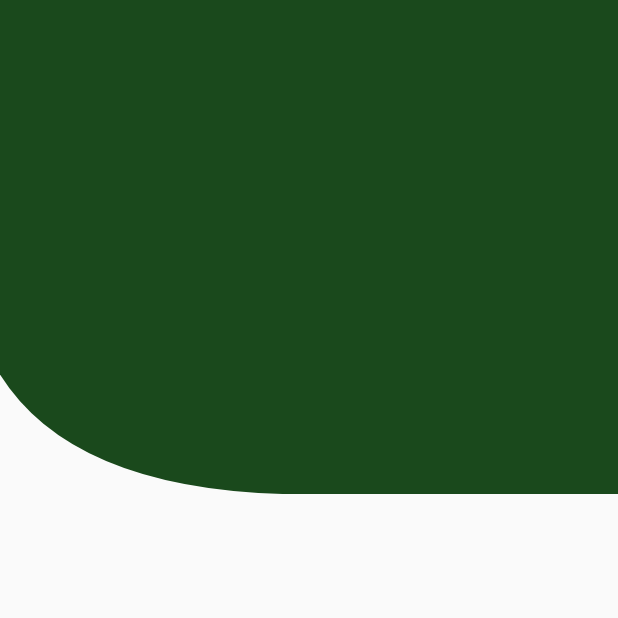
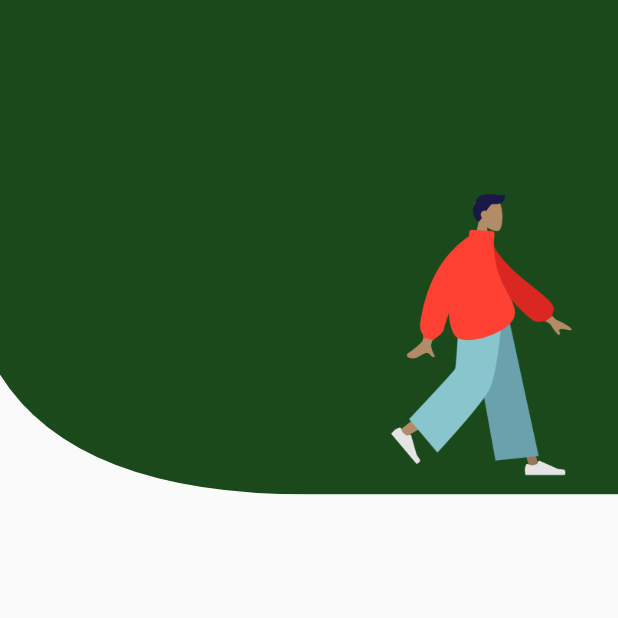
Before and after one commit to emilio-kariuki/ville, a Flutter app: the Overview screen opened directly, on a phone screen of 412 x 824 dp, the top half of it. Run offline on Flutter 3.47's test engine with Material 2 defaults, Android fonts, the light colour scheme and no system bars; our stand-ins replace curved_navigation_bar, dropdown_button2, fl_chart, geolocator, google_fonts, google_maps_flutter and 3 more; missing offline and left inert: colorful_safe_area, location_permissions.

Commit message:
March 13, 2022 11:38 AM

```diff
--- a/lib/Accounts/overview.dart
+++ b/lib/Accounts/overview.dart
@@ -33,7 +33,7 @@ class _OverviewState extends State<Overview> {
             Positioned(
               bottom: 5,
               right:5,
-              child:Image.asset('assets/images/walking.png'),
+              child:Image.asset('assets/images/walking.png',height:size.height * 0.26),
             )
             ],
             // Positioned(
```
